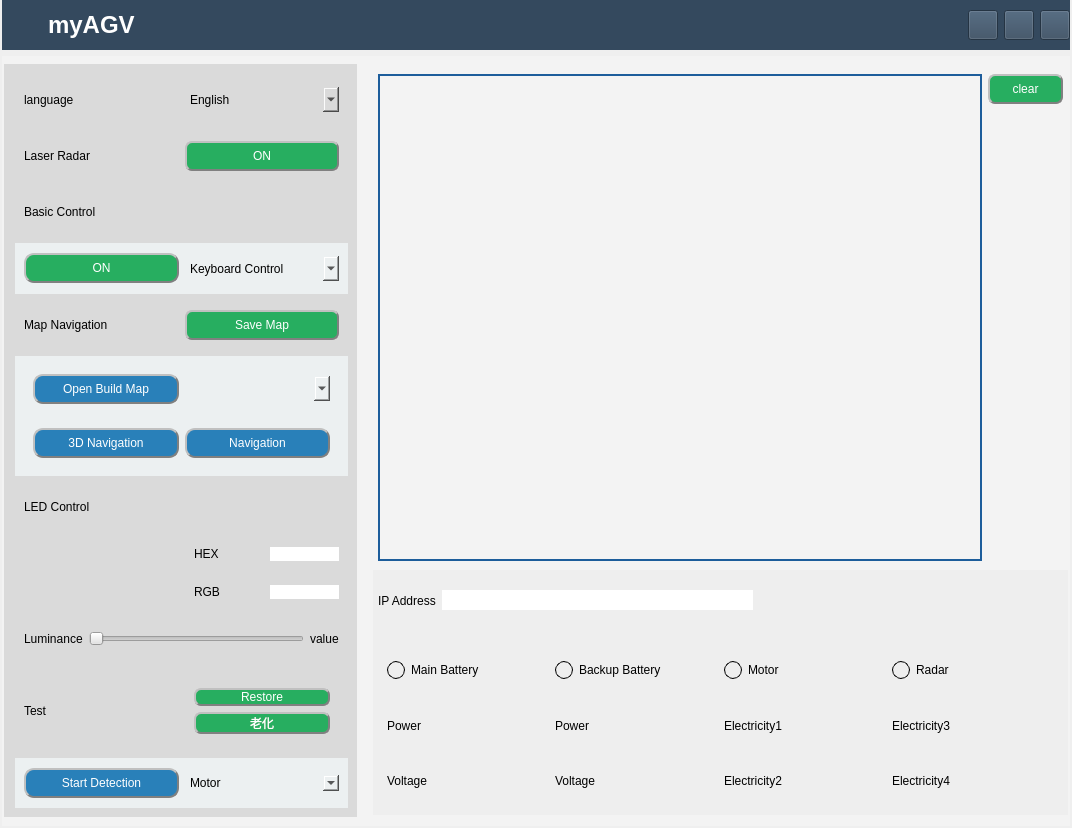
elephantrobotics/AGV_UI, file operations_UI/AGV_operations.ui: the form before one commit.
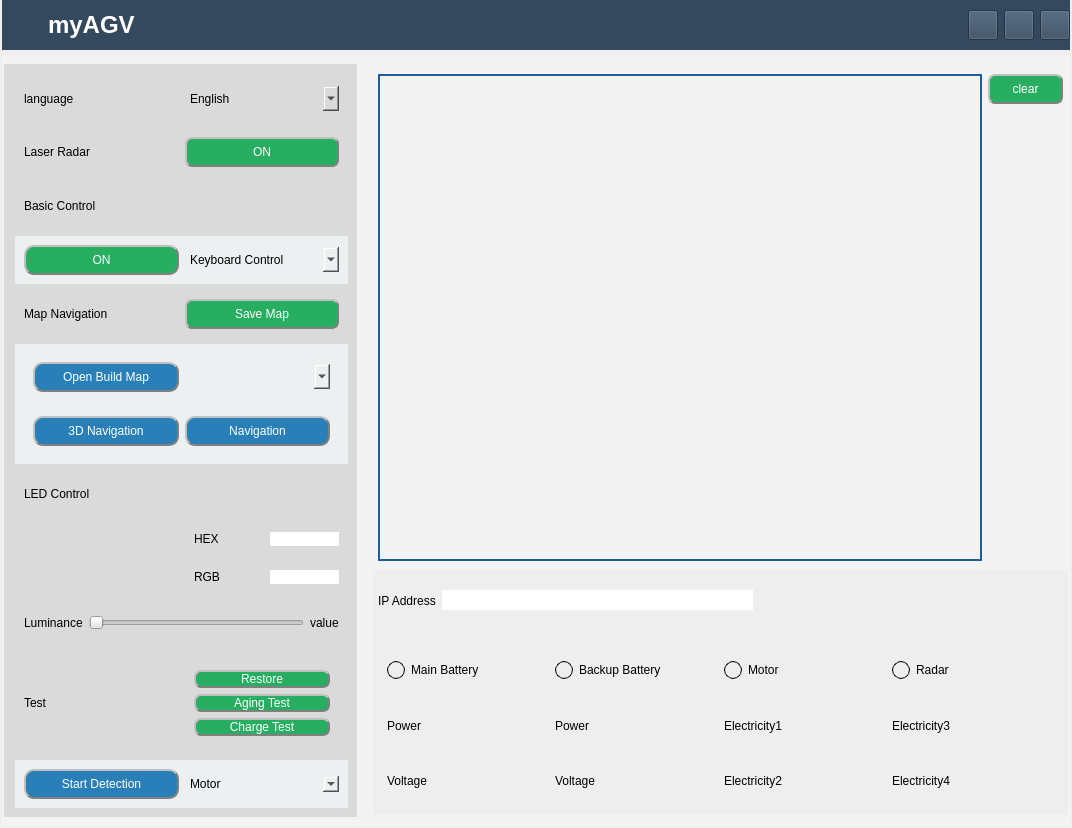
The form after the commit. Icons and pictures are not drawn.

Commit message: add aging test& Charge test functions

Diff of the .ui file:
```diff
--- a/operations_UI/AGV_operations.ui
+++ b/operations_UI/AGV_operations.ui
@@ -706,7 +706,22 @@
 font: 75 9pt &quot;Arial&quot;;</string>
                    </property>
                    <property name="text">
-                    <string>老化</string>
+                    <string>Aging Test</string>
+                   </property>
+                  </widget>
+                 </item>
+                 <item>
+                  <widget class="QPushButton" name="Charge_btn">
+                   <property name="styleSheet">
+                    <string notr="true">background-color: rgb(39, 174, 96);
+color: rgb(255, 255, 255);
+border-radius: 7px;
+border: 2px groove gray;
+border-style: outset;
+font: 75 9pt &quot;Arial&quot;;</string>
+                   </property>
+                   <property name="text">
+                    <string>Charge Test</string>
                    </property>
                   </widget>
                  </item>
```
Left out of the diff: 10 changed lines with no effect on the pictures. The commit also changes 6 other files.
